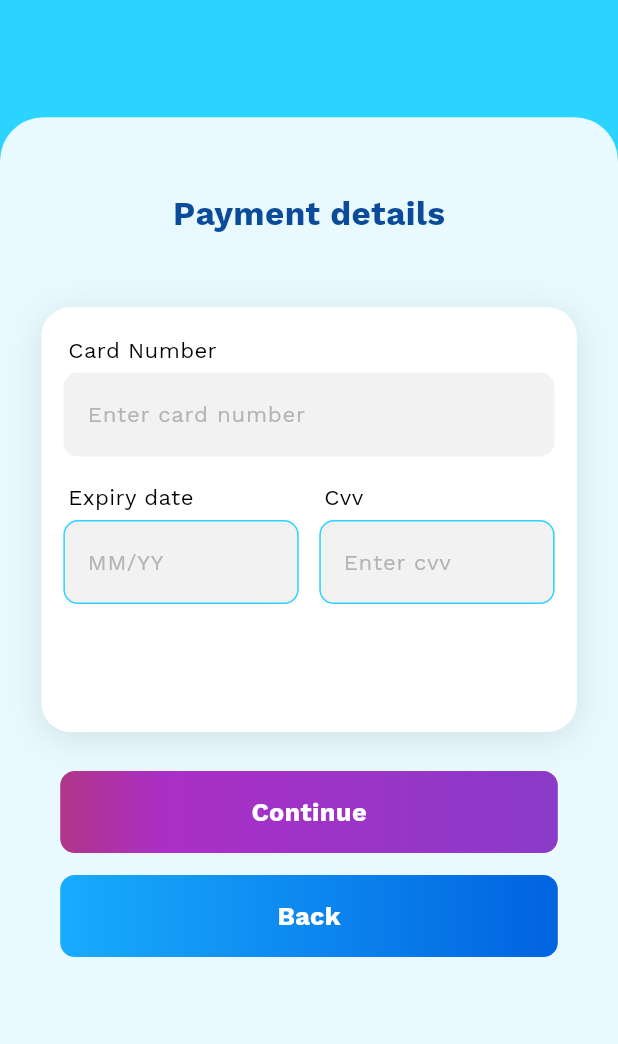
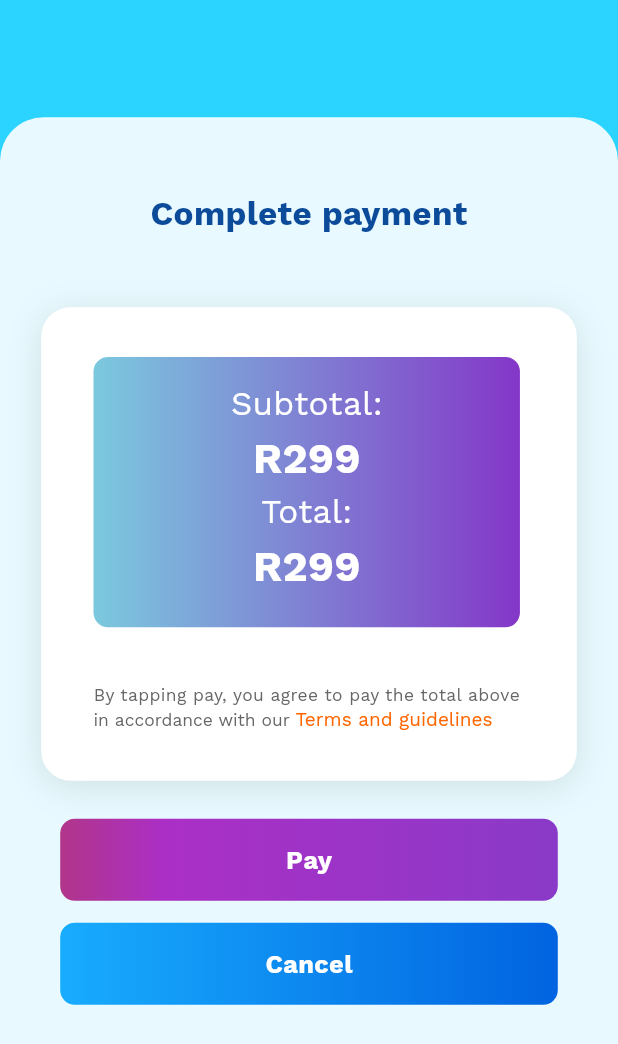
Before and after one commit to Taheer-Afredii/findly, a Flutter app: the PaymentDetails screen opened directly, after a tap on "Continue", on a phone screen of 412 x 824 dp. Shown: the top 1044 px of the screen. Run offline on Flutter 3.47's test engine with Material 3 defaults, Android fonts, the light colour scheme and no system bars; our stand-ins replace bubble, carousel_slider, dotted_border, emoji_picker_flutter, file_picker, flutter_advanced_switch and 7 more; missing offline and left inert: stepper_list_view.

Commit message:
payment ui done

```diff
--- a/lib/UI/MainBottomNavigationBar/Views/GraduationPhtographySection/PhotoGrapherDetails/photographer_details.dart
+++ b/lib/UI/MainBottomNavigationBar/Views/GraduationPhtographySection/PhotoGrapherDetails/photographer_details.dart
@@ -87,11 +87,11 @@ class _PhotographerDetailsState extends State<PhotographerDetails> {
                       SizedBox(height: 20.h),
                       const ShareAndPriceRow(),
                       SizedBox(height: 12.h),
-                      workSansText(
-                        text: "Business Number: P228",
-                        fontSize: 14.sp,
-                        color: const Color(0xFF0A0909),
-                      ),
+                      // workSansText(
+                      //   text: "Business Number: P228",
+                      //   fontSize: 14.sp,
+                      //   color: const Color(0xFF0A0909),
+                      // ),
                       SizedBox(height: 14.h),
                       workSansText(
                           text: "About",
--- /dev/null
+++ b/lib/UI/MainBottomNavigationBar/Views/Payments/CompletePayment/complete_payment.dart
@@ -0,0 +1,99 @@
+import 'package:findly/Core/Constant/colors.dart';
+import 'package:findly/Core/Constant/text_constant.dart';
+import 'package:findly/UI/MainBottomNavigationBar/Views/Payments/CompletePayment/widgets/complete_payment_price_container.dart';
+import 'package:findly/UI/MainBottomNavigationBar/Views/Payments/CompletePayment/widgets/successful_payment_popup.dart';
+import 'package:findly/UI/MainBottomNavigationBar/Views/Payments/CompletePayment/widgets/terms_and_guidelinetext_widget.dart';
+import 'package:findly/UI/MainBottomNavigationBar/Views/Payments/CompletePayment/widgets/unsuccessful_payment_popup.dart';
+import 'package:findly/UI/MainBottomNavigationBar/Views/Payments/widgets/payment_buttons.dart';
+import 'package:flutter/material.dart';
+import 'package:flutter_screenutil/flutter_screenutil.dart';
+import 'package:get/get.dart';
+
+class CompletePayment extends StatelessWidget {
+  const CompletePayment({super.key});
+
+  @override
+  Widget build(BuildContext context) {
+    return Scaffold(
+      backgroundColor: const Color(0xFF2AD4FF),
+      body: Container(
+        margin: EdgeInsets.only(top: 80.h),
+        padding: EdgeInsets.symmetric(horizontal: 26.w),
+        width: 1.sw,
+        height: 1.sh,
+        decoration: BoxDecoration(
+          color: whiteColor.withOpacity(0.89),
+          borderRadius: BorderRadius.only(
+            topLeft: Radius.circular(30.r),
+            topRight: Radius.circular(30.r),
+          ),
+        ),
+        child: Column(
+          children: [
+            SizedBox(height: 50.h),
+            workSansText(
+                text: "Complete payment",
+                fontSize: 21.sp,
+                color: const Color(0xFF0C4A9A),
+                fontWeight: FontWeight.w700),
+            SizedBox(height: 47.h),
+            Container(
+              width: 1.sw,
+              padding: EdgeInsets.only(
+                  left: 33.w, top: 34.h, right: 35.w, bottom: 34.h),
+              decoration: BoxDecoration(
+                color: whiteColor,
+                borderRadius: BorderRadius.circular(20.r),
+                boxShadow: [
+                  BoxShadow(
+                    color: const Color(0xFF000000).withOpacity(0.1),
+                    blurRadius: 20.r,
+                    offset: const Offset(0, 4),
+                  ),
+                ],
+              ),
+              child: Column(
+                crossAxisAlignment: CrossAxisAlignment.start,
+                children: [
+                  const CompletePaymentPriceContainer(),
+                  SizedBox(height: 38.h),
+                  workSansText(
+                    text: "By tapping pay, you agree to pay the total above",
+                    fontSize: 11.sp,
+                    color: const Color(0xFF666666),
+                    fontWeight: FontWeight.w400,
+                  ),
+                  const TermAndGuidelineTextWidget(),
+                ],
+              ),
+            ),
+            SizedBox(height: 26.h),
+            PaymentContinueButton(
+                text: "Pay",
+                onTap: () {
+                  Get.dialog(
+                    const PopScope(
+                      canPop: false,
+                      child: SuccessfulPaymentPop(),
+                    ),
+                    barrierDismissible: false,
+                  );
+                }),
+            SizedBox(height: 15.h),
+            PaymentBackButton(
+                text: "Cancel",
+                onTap: () {
+                  Get.dialog(
+                    const PopScope(
+                      canPop: false,
+                      child: UnscuccessulPaymentPpoup(),
+                    ),
+                    barrierDismissible: false,
+                  );
+                })
+          ],
+        ),
+      ),
+    );
+  }
+}
--- /dev/null
+++ b/lib/UI/MainBottomNavigationBar/Views/Payments/CompletePayment/widgets/complete_payment_price_container.dart
@@ -0,0 +1,52 @@
+import 'package:findly/Core/Constant/text_constant.dart';
+import 'package:flutter/material.dart';
+import 'package:flutter_screenutil/flutter_screenutil.dart';
+
+class CompletePaymentPriceContainer extends StatelessWidget {
+  const CompletePaymentPriceContainer({
+    super.key,
+  });
+
+  @override
+  Widget build(BuildContext context) {
+    return Container(
+      width: 269.11.w,
+      padding: EdgeInsets.only(top: 16.h, bottom: 21.h),
+      decoration: BoxDecoration(
+        borderRadius: BorderRadius.circular(10.r),
+        gradient: const LinearGradient(
+          colors: [
+            Color(0xFF7BC9DE),
+            Color(0xFF8437C8),
+          ],
+          begin: Alignment.centerLeft,
+          end: Alignment.centerRight,
+        ),
+      ),
+      child: Column(
+        children: [
+          workSansText(
+            text: "Subtotal:",
+            fontSize: 21.sp,
+            fontWeight: FontWeight.w400,
+          ),
+          workSansText(
+            text: "R299",
+            fontSize: 26.67.sp,
+            fontWeight: FontWeight.bold,
+          ),
+          workSansText(
+            text: "Total:",
+            fontSize: 21.sp,
+            fontWeight: FontWeight.w400,
+          ),
+          workSansText(
+            text: "R299",
+            fontSize: 26.67.sp,
+            fontWeight: FontWeight.bold,
+          ),
+        ],
+      ),
+    );
+  }
+}
--- /dev/null
+++ b/lib/UI/MainBottomNavigationBar/Views/Payments/CompletePayment/widgets/terms_and_guidelinetext_widget.dart
@@ -0,0 +1,39 @@
+import 'package:findly/UI/MainBottomNavigationBar/Views/PrivacyAndTerms/terms_and_guideline.dart';
+import 'package:flutter/gestures.dart';
+import 'package:flutter/material.dart';
+import 'package:flutter_screenutil/flutter_screenutil.dart';
+import 'package:get/get.dart';
+import 'package:google_fonts/google_fonts.dart';
+
+class TermAndGuidelineTextWidget extends StatelessWidget {
+  const TermAndGuidelineTextWidget({
+    super.key,
+  });
+
+  @override
+  Widget build(BuildContext context) {
+    return RichText(
+        text: TextSpan(children: [
+      TextSpan(
+        text: "in accordance with our ",
+        style: GoogleFonts.workSans(
+          color: const Color(0xFF666666),
+          fontSize: 11.sp,
+          fontWeight: FontWeight.w400,
+        ),
+      ),
+      TextSpan(
+        text: "Terms and guidelines",
+        style: GoogleFonts.workSans(
+          color: const Color(0xFFFF6600),
+          fontSize: 12.sp,
+          fontWeight: FontWeight.w400,
+        ),
+        recognizer: TapGestureRecognizer()
+          ..onTap = () {
+            Get.to(() => const TermsAndGuideline());
+          },
+      )
+    ]));
+  }
+}
--- a/lib/UI/MainBottomNavigationBar/Views/Payments/PaymentDetails/payment_details.dart
+++ b/lib/UI/MainBottomNavigationBar/Views/Payments/PaymentDetails/payment_details.dart
@@ -1,11 +1,13 @@
 import 'package:findly/Core/Constant/colors.dart';
 import 'package:findly/Core/Constant/text_constant.dart';
+import 'package:findly/UI/MainBottomNavigationBar/Views/Payments/CompletePayment/complete_payment.dart';
 import 'package:findly/UI/MainBottomNavigationBar/Views/Payments/PaymentDetails/widgets/cardnumber_textfield.dart';
 import 'package:findly/UI/MainBottomNavigationBar/Views/Payments/PaymentDetails/widgets/cvv_textfield.dart';
 import 'package:findly/UI/MainBottomNavigationBar/Views/Payments/PaymentDetails/widgets/expirydate_textfield.dart';
 import 'package:findly/UI/MainBottomNavigationBar/Views/Payments/widgets/payment_buttons.dart';
 import 'package:flutter/material.dart';
 import 'package:flutter_screenutil/flutter_screenutil.dart';
+import 'package:get/route_manager.dart';
 
 class PaymentDetails extends StatelessWidget {
   const PaymentDetails({super.key});
@@ -75,9 +77,13 @@ class PaymentDetails extends StatelessWidget {
               ),
             ),
             SizedBox(height: 26.74.h),
-            PaymentContinueButton(onTap: () {}),
+            PaymentContinueButton(onTap: () {
+              Get.to(() => const CompletePayment());
+            }),
             SizedBox(height: 15.h),
-            PaymentBackButton(onTap: () {})
+            PaymentBackButton(onTap: () {
+              Get.back();
+            })
           ],
         ),
       ),
--- a/lib/UI/MainBottomNavigationBar/Views/Payments/payment_home.dart
+++ b/lib/UI/MainBottomNavigationBar/Views/Payments/payment_home.dart
@@ -35,7 +35,7 @@ class PaymentHome extends StatelessWidget {
                 color: const Color(0xFF0C4A9A),
                 fontWeight: FontWeight.w700),
             SizedBox(height: 47.h),
-            const PriceContainer(),
+            const PriceContainer(text: "R299"),
             SizedBox(height: 26.h),
             PaymentContinueButton(
               onTap: () {
@@ -44,7 +44,9 @@ class PaymentHome extends StatelessWidget {
             ),
             SizedBox(height: 15.h),
             PaymentBackButton(
-              onTap: () {},
+              onTap: () {
+                Get.back();
+              },
             ),
           ],
         ),
--- a/lib/UI/MainBottomNavigationBar/Views/Payments/widgets/payment_buttons.dart
+++ b/lib/UI/MainBottomNavigationBar/Views/Payments/widgets/payment_buttons.dart
@@ -7,15 +7,19 @@ class PaymentBackButton extends StatelessWidget {
   const PaymentBackButton({
     super.key,
     required this.onTap,
+    this.text,
+    this.width,
   });
   final VoidCallback onTap;
+  final String? text;
+  final double? width;
   @override
   Widget build(BuildContext context) {
     return GestureDetector(
       onTap: onTap,
       child: Container(
         height: 56.h,
-        width: 1.sw,
+        width: width ?? 1.sw,
         margin: EdgeInsets.symmetric(horizontal: 12.w),
         decoration: BoxDecoration(
           borderRadius: BorderRadius.circular(10.r),
@@ -30,7 +34,7 @@ class PaymentBackButton extends StatelessWidget {
         ),
         child: Center(
           child: workSansText(
-              text: "Back",
+              text: text ?? "Back",
               color: whiteColor,
               fontSize: 16.sp,
               fontWeight: FontWeight.bold),
@@ -44,9 +48,11 @@ class PaymentContinueButton extends StatelessWidget {
   const PaymentContinueButton({
     super.key,
     required this.onTap,
+    this.text,
   });
 
   final VoidCallback onTap;
+  final String? text;
 
   @override
   Widget build(BuildContext context) {
@@ -71,7 +77,7 @@ class PaymentContinueButton extends StatelessWidget {
         ),
         child: Center(
           child: workSansText(
-              text: "Continue",
+              text: text ?? "Continue",
               color: whiteColor,
               fontSize: 16.sp,
               fontWeight: FontWeight.bold),
```
Also changed, not shown: lib/UI/Auth/AgentScreen/agent_screen.dart (+24 -24 lines), lib/UI/MainBottomNavigationBar/Views/AccommoadtionSection/View/OpenAccomodationListing/open_accommodation_listing_screen.dart (+10 -10 lines), lib/UI/MainBottomNavigationBar/Views/Payments/CompletePayment/widgets/successful_payment_popup.dart (added, +94 -0 lines), lib/UI/MainBottomNavigationBar/Views/Payments/CompletePayment/widgets/unsuccessful_payment_popup.dart (added, +129 -0 lines), assets/icons/check.png (added), assets/icons/paymentunsuccess.png (added).
